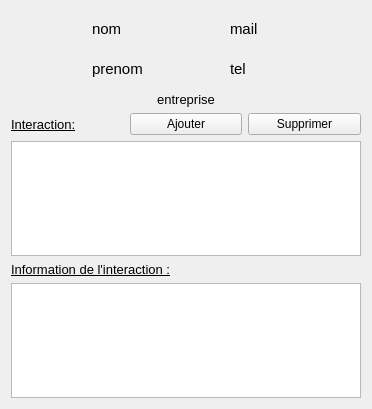
Old version of the form interfaces/ficheContact.ui in the repository Gibus21250/CDAA.
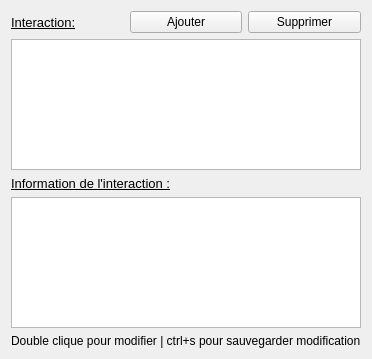
New version of the form.

Commit message: Ajout du system de modification d'un contact

```diff
--- a/interfaces/ficheContact.ui
+++ b/interfaces/ficheContact.ui
@@ -6,8 +6,8 @@
    <rect>
     <x>0</x>
     <y>0</y>
-    <width>372</width>
-    <height>409</height>
+    <width>367</width>
+    <height>359</height>
    </rect>
   </property>
   <property name="font">
@@ -24,102 +24,13 @@
      <item>
       <layout class="QHBoxLayout" name="layout_infosPrincipales">
        <item>
-        <widget class="QLabel" name="photo">
-         <property name="minimumSize">
-          <size>
-           <width>75</width>
-           <height>75</height>
-          </size>
-         </property>
-         <property name="maximumSize">
-          <size>
-           <width>75</width>
-           <height>75</height>
-          </size>
-         </property>
-         <property name="text">
-          <string/>
-         </property>
-        </widget>
+        <layout class="QVBoxLayout" name="layout_nom_prenom"/>
        </item>
        <item>
-        <layout class="QVBoxLayout" name="layout_nom_prenom">
-         <item>
-          <widget class="QLabel" name="l_nom">
-           <property name="font">
-            <font>
-             <pointsize>11</pointsize>
-             <italic>false</italic>
-            </font>
-           </property>
-           <property name="text">
-            <string>nom</string>
-           </property>
-          </widget>
-         </item>
-         <item>
-          <widget class="QLabel" name="l_prenom">
-           <property name="font">
-            <font>
-             <pointsize>11</pointsize>
-             <italic>false</italic>
-            </font>
-           </property>
-           <property name="text">
-            <string>prenom</string>
-           </property>
-          </widget>
-         </item>
-        </layout>
-       </item>
-       <item>
-        <layout class="QVBoxLayout" name="layout_mail_tel">
-         <item>
-          <widget class="QLabel" name="l_mail">
-           <property name="font">
-            <font>
-             <pointsize>11</pointsize>
-             <italic>false</italic>
-            </font>
-           </property>
-           <property name="text">
-            <string>mail</string>
-           </property>
-          </widget>
-         </item>
-         <item>
-          <widget class="QLabel" name="l_tel">
-           <property name="font">
-            <font>
-             <pointsize>11</pointsize>
-             <italic>false</italic>
-            </font>
-           </property>
-           <property name="text">
-            <string>tel</string>
-           </property>
-          </widget>
-         </item>
-        </layout>
+        <layout class="QVBoxLayout" name="layout_mail_tel"/>
        </item>
       </layout>
      </item>
-     <item>
-      <widget class="QLabel" name="l_entreprise">
-       <property name="font">
-        <font>
-         <pointsize>10</pointsize>
-         <italic>false</italic>
-        </font>
-       </property>
-       <property name="text">
-        <string>entreprise</string>
-       </property>
-       <property name="alignment">
-        <set>Qt::AlignCenter</set>
-       </property>
-      </widget>
-     </item>
     </layout>
    </item>
    <item>
@@ -180,6 +91,13 @@
      <item>
       <widget class="QTextEdit" name="te_information"/>
      </item>
+     <item>
+      <widget class="QLabel" name="l_info">
+       <property name="text">
+        <string>Double clique pour modifier | ctrl+s pour sauvegarder modification</string>
+       </property>
+      </widget>
+     </item>
     </layout>
    </item>
   </layout>
```
The commit also changes 5 other files.
